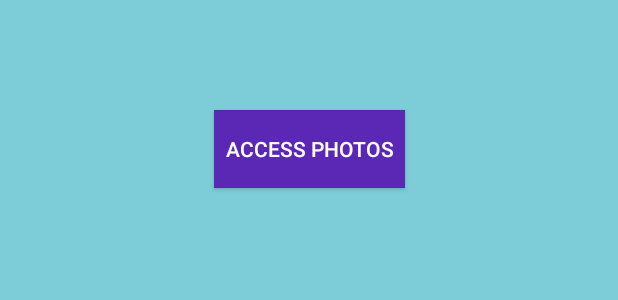
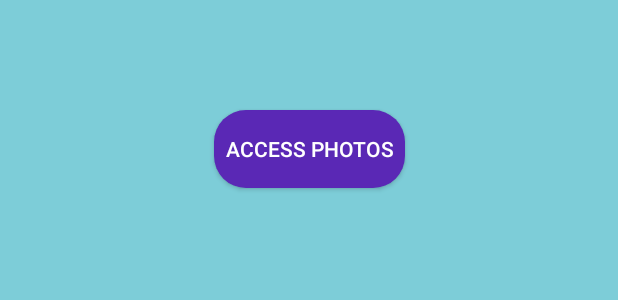
Before and after one commit to DecadeVinhLe/VinhLab08, an Android app: the layout fragment_settings.xml on its own in the app's theme, with its tools: preview values and no code run, on a phone screen of 412 x 824 dp. Shown: the part 327-627 px from the top of the screen. Run offline under Robolectric (Android 15) with nearby library versions, the phone set to English and light mode, and no system bars.

```diff
--- /dev/null
+++ b/app/src/main/res/drawable/round_button_background.xml
@@ -0,0 +1,6 @@
+<!-- res/drawable/round_button_background.xml -->
+<shape xmlns:android="http://schemas.android.com/apk/res/android"
+    android:shape="rectangle">
+    <corners android:radius="21dp" /> <!-- Set the corner radius to half of the button's height -->
+    <solid android:color="#5A28B5" /> <!-- Background color -->
+</shape>
--- a/app/src/main/res/layout/fragment_home.xml
+++ b/app/src/main/res/layout/fragment_home.xml
@@ -35,10 +35,10 @@
 
     <Button
         android:id="@+id/vinhButton"
-        android:layout_width="wrap_content"
-        android:layout_height="wrap_content"
+        android:layout_width="126dp"
+        android:layout_height="39dp"
         android:layout_marginBottom="168dp"
-        android:background="#5A28B5"
+        android:background="@drawable/round_button_background"
         android:text="@string/submit"
         android:textColor="@android:color/white"
         app:layout_constraintBottom_toBottomOf="parent"
--- a/app/src/main/res/layout/fragment_settings.xml
+++ b/app/src/main/res/layout/fragment_settings.xml
@@ -25,7 +25,7 @@
         android:layout_width="127dp"
         android:layout_height="52dp"
         android:layout_marginTop="36dp"
-        android:background="#5A28B5"
+        android:background="@drawable/round_button_background"
         android:text="@string/access_photos"
         android:textColor="@android:color/white"
         app:layout_constraintBottom_toBottomOf="parent"
```
Also changed, not shown: 1 other file.
